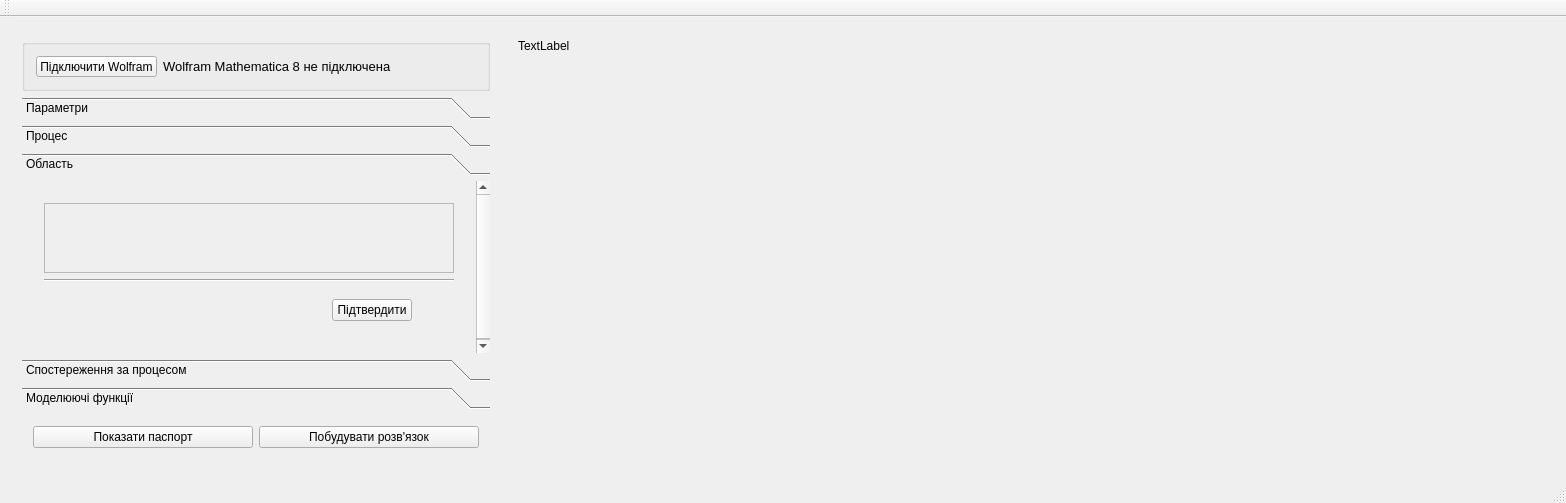
romathebest/stoyan, file MathMod/mainwindow.ui: the form before one commit.
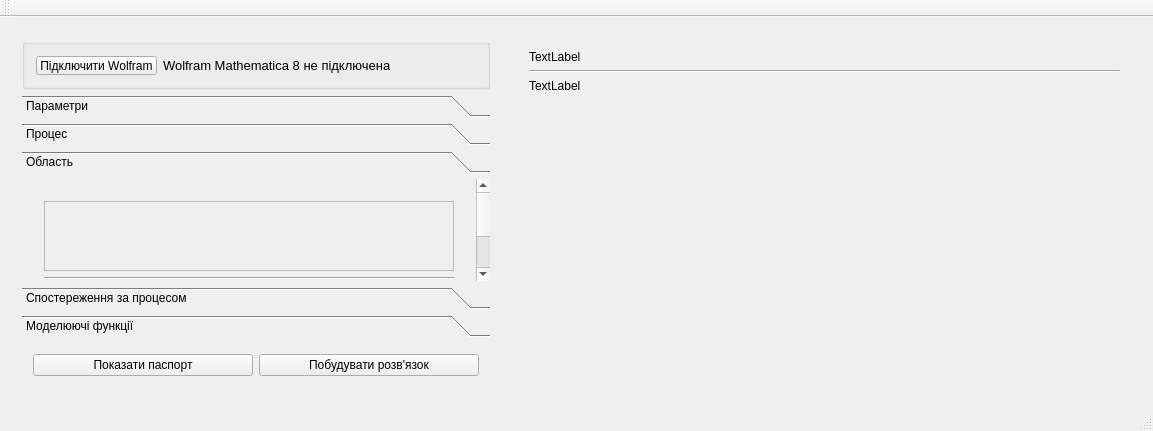
The form after the commit. The open tabs and pages were chosen to show the change. Custom widgets are drawn as their Qt base class.

Commit message: Added stacked widget for result.

```diff
--- a/MathMod/mainwindow.ui
+++ b/MathMod/mainwindow.ui
@@ -6,8 +6,8 @@
    <rect>
     <x>0</x>
     <y>0</y>
-    <width>1566</width>
-    <height>503</height>
+    <width>1153</width>
+    <height>431</height>
    </rect>
   </property>
   <property name="windowTitle">
@@ -394,8 +394,8 @@
            <rect>
             <x>0</x>
             <y>0</y>
-            <width>472</width>
-            <height>176</height>
+            <width>455</width>
+            <height>163</height>
            </rect>
           </property>
           <attribute name="label">
@@ -415,8 +415,8 @@
                   <rect>
                    <x>0</x>
                    <y>0</y>
-                   <width>434</width>
-                   <height>82</height>
+                   <width>417</width>
+                   <height>69</height>
                   </rect>
                  </property>
                  <layout class="QVBoxLayout" name="verticalLayout_9">
@@ -665,25 +665,35 @@
      </widget>
     </item>
     <item row="0" column="1">
+     <widget class="QStackedWidget" name="stackedWidgetResult">
+      <property name="currentIndex">
+       <number>1</number>
+      </property>
+      <widget class="QWidget" name="page">
+       <layout class="QGridLayout" name="gridLayout_2">
+        <item row="0" column="0">
+         <widget class="QCustomPlot" name="ResultGraphic" native="true">
+          <property name="sizePolicy">
+           <sizepolicy hsizetype="Expanding" vsizetype="Preferred">
+            <horstretch>0</horstretch>
+            <verstretch>0</verstretch>
+           </sizepolicy>
+          </property>
+          <property name="minimumSize">
+           <size>
+            <width>560</width>
+            <height>0</height>
+           </size>
+          </property>
+          <layout class="QVBoxLayout" name="verticalLayout_10"/>
+         </widget>
+        </item>
+       </layout>
+      </widget>
+      <widget class="QWidget" name="page_2">
+       <layout class="QGridLayout" name="gridLayout_3">
+        <item row="0" column="0">
      <widget class="QWidget" name="widget_2" native="true">
-      <property name="sizePolicy">
-       <sizepolicy hsizetype="Fixed" vsizetype="Expanding">
-        <horstretch>0</horstretch>
-        <verstretch>0</verstretch>
-       </sizepolicy>
-      </property>
-      <property name="minimumSize">
-       <size>
-        <width>260</width>
-        <height>0</height>
-       </size>
-      </property>
-      <property name="maximumSize">
-       <size>
-        <width>260</width>
-        <height>16777215</height>
-       </size>
-      </property>
       <layout class="QVBoxLayout" name="verticalLayout_6">
        <item>
         <widget class="QLabel" name="labelPassport">
@@ -692,6 +702,20 @@
          </property>
         </widget>
        </item>
+           <item>
+            <widget class="Line" name="line_3">
+             <property name="orientation">
+              <enum>Qt::Horizontal</enum>
+             </property>
+            </widget>
+           </item>
+           <item>
+            <widget class="QLabel" name="labelWolframCode">
+             <property name="text">
+              <string>TextLabel</string>
+             </property>
+            </widget>
+           </item>
        <item>
         <spacer name="verticalSpacer">
          <property name="orientation">
@@ -700,7 +724,7 @@
          <property name="sizeHint" stdset="0">
           <size>
            <width>20</width>
-           <height>40</height>
+               <height>274</height>
           </size>
          </property>
         </spacer>
@@ -708,35 +732,9 @@
       </layout>
      </widget>
     </item>
-    <item row="0" column="2">
-     <widget class="QCustomPlot" name="ResultGraphic" native="true">
-      <property name="sizePolicy">
-       <sizepolicy hsizetype="Expanding" vsizetype="Preferred">
-        <horstretch>0</horstretch>
-        <verstretch>0</verstretch>
-       </sizepolicy>
-      </property>
-      <property name="minimumSize">
-       <size>
-        <width>560</width>
-        <height>0</height>
-       </size>
-      </property>
-      <layout class="QVBoxLayout" name="verticalLayout_10"/>
-     </widget>
-    </item>
-    <item row="0" column="3">
-     <spacer name="horizontalSpacer_4">
-      <property name="orientation">
-       <enum>Qt::Horizontal</enum>
-      </property>
-      <property name="sizeHint" stdset="0">
-       <size>
-        <width>40</width>
-        <height>20</height>
-       </size>
-      </property>
-     </spacer>
+       </layout>
+      </widget>
+     </widget>
     </item>
    </layout>
   </widget>
```
Left out of the diff: 8 changed lines with no effect on the pictures. Lines whose indentation alone changed are shown as unchanged. The commit also changes 1 other file.
